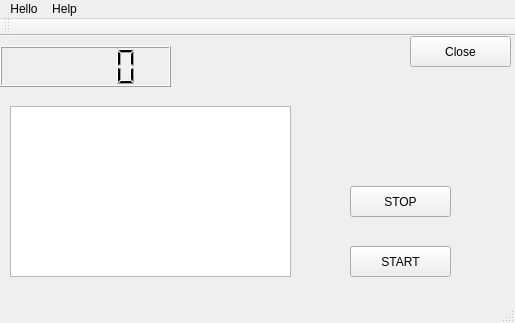
Qt form QT/serial/mainwindow.ui (tongjinlv/Linux_Cpp) before a commit.
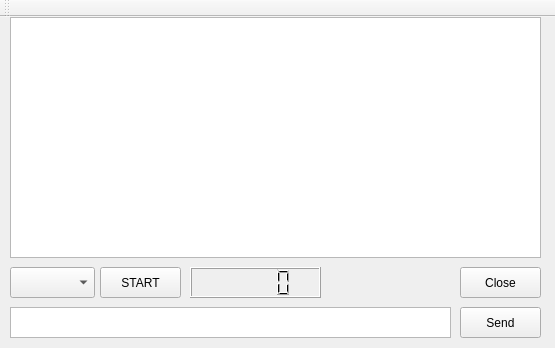
The same form after that commit.

The edit to the form file:
```diff
--- a/QT/serial/mainwindow.ui
+++ b/QT/serial/mainwindow.ui
@@ -9,21 +9,21 @@
    <rect>
     <x>0</x>
     <y>0</y>
-    <width>515</width>
-    <height>323</height>
+    <width>555</width>
+    <height>348</height>
    </rect>
   </property>
   <property name="windowTitle">
-   <string>MainWindow</string>
+   <string>Serial</string>
   </property>
   <widget class="QWidget" name="centralWidget">
    <widget class="QLCDNumber" name="lcdNumber">
     <property name="geometry">
      <rect>
-      <x>0</x>
-      <y>10</y>
-      <width>171</width>
-      <height>41</height>
+      <x>190</x>
+      <y>250</y>
+      <width>131</width>
+      <height>31</height>
      </rect>
     </property>
     <property name="layoutDirection">
@@ -33,12 +33,35 @@
      <bool>true</bool>
     </property>
    </widget>
+   <widget class="QPushButton" name="pushButton_4">
+    <property name="geometry">
+     <rect>
+      <x>460</x>
+      <y>290</y>
+      <width>81</width>
+      <height>31</height>
+     </rect>
+    </property>
+    <property name="text">
+     <string>Send</string>
+    </property>
+   </widget>
+   <widget class="QTextEdit" name="textEdit_2">
+    <property name="geometry">
+     <rect>
+      <x>10</x>
+      <y>290</y>
+      <width>441</width>
+      <height>31</height>
+     </rect>
+    </property>
+   </widget>
    <widget class="QPushButton" name="pushButton">
     <property name="geometry">
      <rect>
-      <x>350</x>
-      <y>210</y>
-      <width>101</width>
+      <x>100</x>
+      <y>250</y>
+      <width>81</width>
       <height>31</height>
      </rect>
     </property>
@@ -46,25 +69,12 @@
      <string>START</string>
     </property>
    </widget>
-   <widget class="QPushButton" name="pushButton_2">
-    <property name="geometry">
-     <rect>
-      <x>350</x>
-      <y>150</y>
-      <width>101</width>
-      <height>31</height>
-     </rect>
-    </property>
-    <property name="text">
-     <string>STOP</string>
-    </property>
-   </widget>
    <widget class="QPushButton" name="pushButton_3">
     <property name="geometry">
      <rect>
-      <x>410</x>
-      <y>0</y>
-      <width>101</width>
+      <x>460</x>
+      <y>250</y>
+      <width>81</width>
       <height>31</height>
      </rect>
     </property>
@@ -76,35 +86,22 @@
     <property name="geometry">
      <rect>
       <x>10</x>
-      <y>70</y>
-      <width>281</width>
-      <height>171</height>
+      <y>0</y>
+      <width>531</width>
+      <height>241</height>
      </rect>
     </property>
    </widget>
-  </widget>
-  <widget class="QMenuBar" name="menuBar">
-   <property name="geometry">
-    <rect>
-     <x>0</x>
-     <y>0</y>
-     <width>515</width>
-     <height>27</height>
-    </rect>
-   </property>
-   <widget class="QMenu" name="menuHello">
-    <property name="title">
-     <string>Hello</string>
+   <widget class="QComboBox" name="comboBox">
+    <property name="geometry">
+     <rect>
+      <x>10</x>
+      <y>250</y>
+      <width>85</width>
+      <height>31</height>
+     </rect>
     </property>
-    <addaction name="separator"/>
    </widget>
-   <widget class="QMenu" name="menuHelp">
-    <property name="title">
-     <string>Help</string>
-    </property>
-   </widget>
-   <addaction name="menuHello"/>
-   <addaction name="menuHelp"/>
   </widget>
   <widget class="QToolBar" name="mainToolBar">
    <attribute name="toolBarArea">
@@ -114,7 +111,6 @@
     <bool>false</bool>
    </attribute>
   </widget>
-  <widget class="QStatusBar" name="statusBar"/>
  </widget>
  <layoutdefault spacing="6" margin="11"/>
  <resources/>
```
